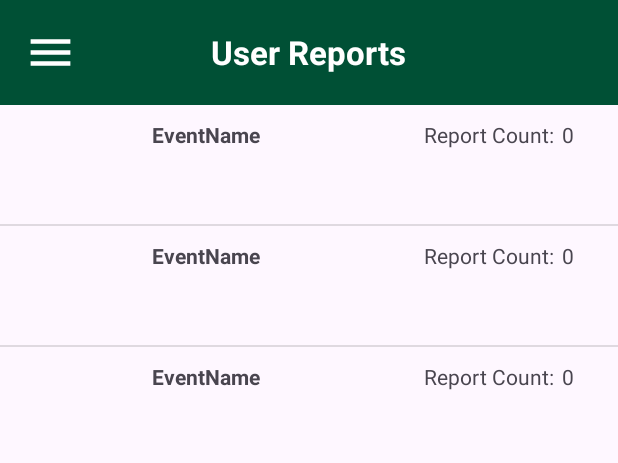
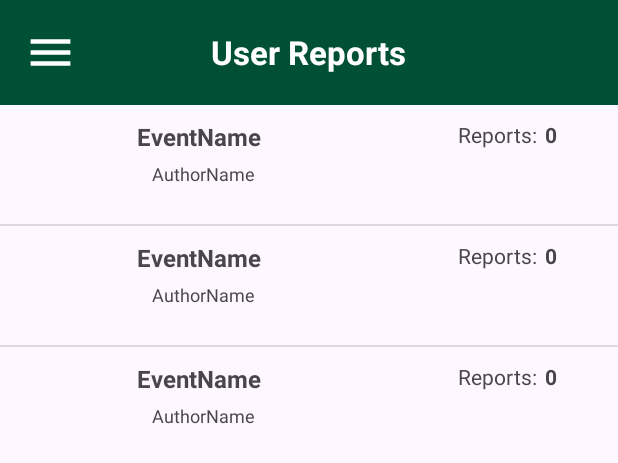
Before and after one commit to jdwoodworth7/UNCCEventFinder, an Android app: the layout activity_administrator_reports_by_user.xml on its own in the app's theme, with its tools: preview values and no code run, on a phone screen of 412 x 824 dp. Shown: the top 463 px of the screen. Run offline under Robolectric (Android 15) with nearby library versions, the phone set to English and light mode, and no system bars.

Commit message:
minor error fix with report count color awarness

```diff
--- a/app/src/main/java/com/example/test/ReportListAdapter.kt
+++ b/app/src/main/java/com/example/test/ReportListAdapter.kt
@@ -7,11 +7,14 @@ import android.view.ViewGroup
 import android.widget.ArrayAdapter
 import android.widget.ImageView
 import android.widget.TextView
+import androidx.core.content.ContextCompat
 import coil.load
+import org.w3c.dom.Text
 
 class ReportListAdapter(
     context: Context,
     private val dataSource: MutableList<EventData>,
+    private val authorName: String
 ) : ArrayAdapter<EventData>(context, R.layout.activity_reports_by_user, dataSource) {
 
     override fun getView(position: Int, convertView: View?, parent: ViewGroup): View {
@@ -24,12 +27,29 @@ class ReportListAdapter(
         //get references to TextViews or other views in the inflated layout
         val icon : ImageView = view.findViewById(R.id.imgEvent)
         val lblEventName : TextView = view.findViewById(R.id.lblEventName)
+        val lblAuthorName : TextView = view.findViewById(R.id.lblAuthorName)
         val lblUserReportCount : TextView = view.findViewById(R.id.lblEventReportCount)
+
+        val reportCount = dataSource[position].reportCount
 
         //set data to the views based on the position in the data source
         icon.load(imageUrl)
         lblEventName.text = dataSource[position].title
-        lblUserReportCount.text = dataSource[position].reportCount.toString()
+        lblAuthorName.text = "by $authorName"
+        lblUserReportCount.text = reportCount.toString()
+
+        //adjusts the color of the report count by number
+        when (reportCount) {
+            in 1..4 -> {
+                lblUserReportCount.setTextColor(ContextCompat.getColor(context, R.color.color_light_warning))
+            }
+            in 5..9 -> {
+                lblUserReportCount.setTextColor(ContextCompat.getColor(context, R.color.color_warning))
+            }
+            else -> {
+                lblUserReportCount.setTextColor(ContextCompat.getColor(context, R.color.color_danger))
+            }
+        }
 
         return view
     }
--- a/app/src/main/java/com/example/test/ReportedUserActivity.kt
+++ b/app/src/main/java/com/example/test/ReportedUserActivity.kt
@@ -23,12 +23,14 @@ class ReportedUserActivity : AppCompatActivity() {
         val email = intent.getStringExtra("email")
         val reportCases = intent.getStringExtra("reportCases")
 
+        val authorName = "$firstName $lastName"
+
         val listView = findViewById<ListView>(R.id.reportedEventsListView) //defines list view to populate data into it
 
         runBlocking {
             val userReportedEvents = fetchAuthorEventsWithReports(authorId)
 
-            val adapter = ReportListAdapter(this@ReportedUserActivity,userReportedEvents)
+            val adapter = ReportListAdapter(this@ReportedUserActivity,userReportedEvents, authorName)
             listView.adapter = adapter //gets the view based on adapter options
         }
     }
@@ -36,7 +38,7 @@ class ReportedUserActivity : AppCompatActivity() {
     //fetches all events hosted by the user with filter with reports only
     suspend fun fetchAuthorEventsWithReports (authorId : String?) : MutableList<EventData> {
         return withContext(Dispatchers.IO){
-            val eventCollectionRef = firestore.collection("Users")
+            val eventCollectionRef = firestore.collection("Events")
             val query = eventCollectionRef
                 .whereEqualTo("authorId" , authorId)
                 .whereGreaterThan("reportCount", 0)
--- a/app/src/main/res/layout/activity_reports_by_user.xml
+++ b/app/src/main/res/layout/activity_reports_by_user.xml
@@ -26,18 +26,28 @@
                 />
 
             <LinearLayout
-                android:layout_width="201dp"
+                android:layout_width="224dp"
                 android:layout_height="match_parent"
                 android:orientation="vertical">
 
                 <TextView
                     android:id="@+id/lblEventName"
-                    android:layout_width="wrap_content"
+                    android:layout_width="match_parent"
                     android:layout_height="wrap_content"
-                    android:paddingLeft="20dp"
+                    android:paddingLeft="10dp"
                     android:paddingTop="10dp"
                     android:text="EventName"
+                    android:textSize="16sp"
                     android:textStyle="bold" />
+
+                <TextView
+                    android:id="@+id/lblAuthorName"
+                    android:layout_width="150dp"
+                    android:layout_height="wrap_content"
+                    android:paddingStart="20dp"
+                    android:paddingTop="5dp"
+                    android:text="AuthorName"
+                    android:textSize="12sp" />
 
             </LinearLayout>
 
@@ -49,20 +59,22 @@
                 <LinearLayout
                     android:layout_width="match_parent"
                     android:layout_height="match_parent"
-                    android:orientation="horizontal">
+                    android:orientation="horizontal"
+                    android:paddingRight="5dp">
 
                     <TextView
                         android:layout_width="wrap_content"
                         android:layout_height="wrap_content"
                         android:paddingTop="10dp"
-                        android:text="Report Count:" />
+                        android:text="Reports:" />
 
                     <TextView
                         android:id="@+id/lblEventReportCount"
                         android:layout_width="wrap_content"
                         android:layout_height="wrap_content"
                         android:paddingLeft="5dp"
-                        android:text="0" />
+                        android:text="0"
+                        android:textStyle="bold" />
                 </LinearLayout>
 
             </LinearLayout>
--- a/app/src/main/res/values/colors.xml
+++ b/app/src/main/res/values/colors.xml
@@ -6,4 +6,8 @@
     <color name="color_primary">#005035</color>
     <color name="color_secondary">#F1E6B2</color>
     <color name="color_tertiary">#A49665</color>
+
+    <color name="color_danger">#F00A03</color>
+    <color name="color_warning">#D35E30</color>
+    <color name="color_light_warning">#D3A912</color>
 </resources>
```
Also changed, not shown: app/src/main/java/com/example/test/ReportedUserListAdapter.kt (+1 -1 lines).
